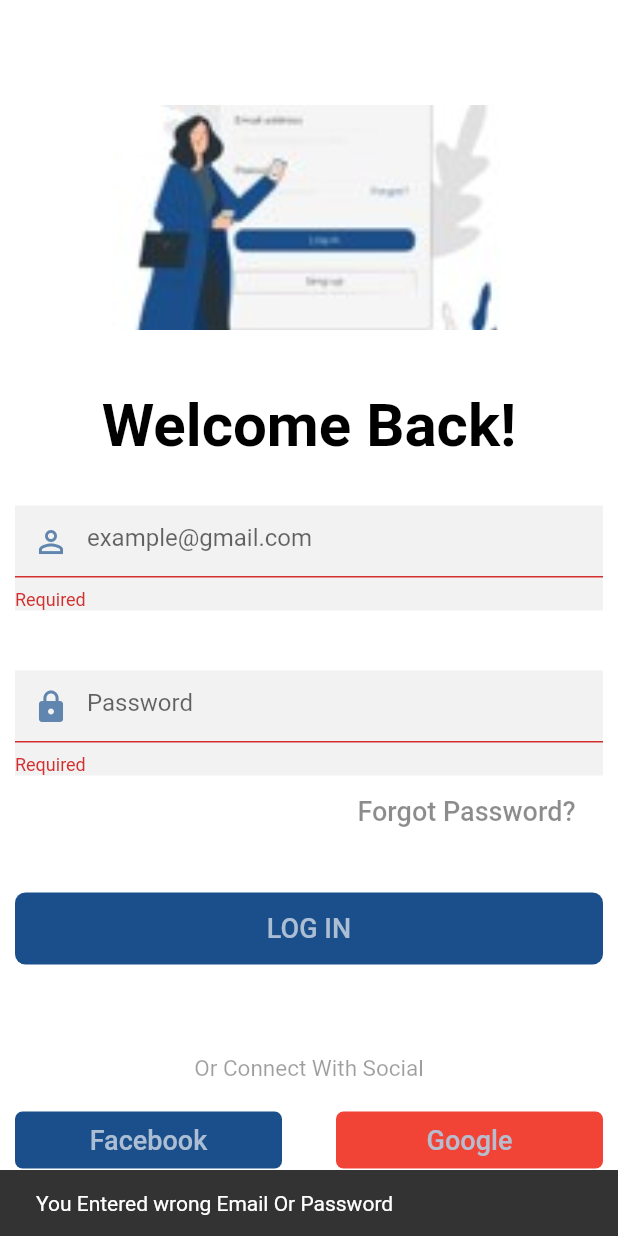
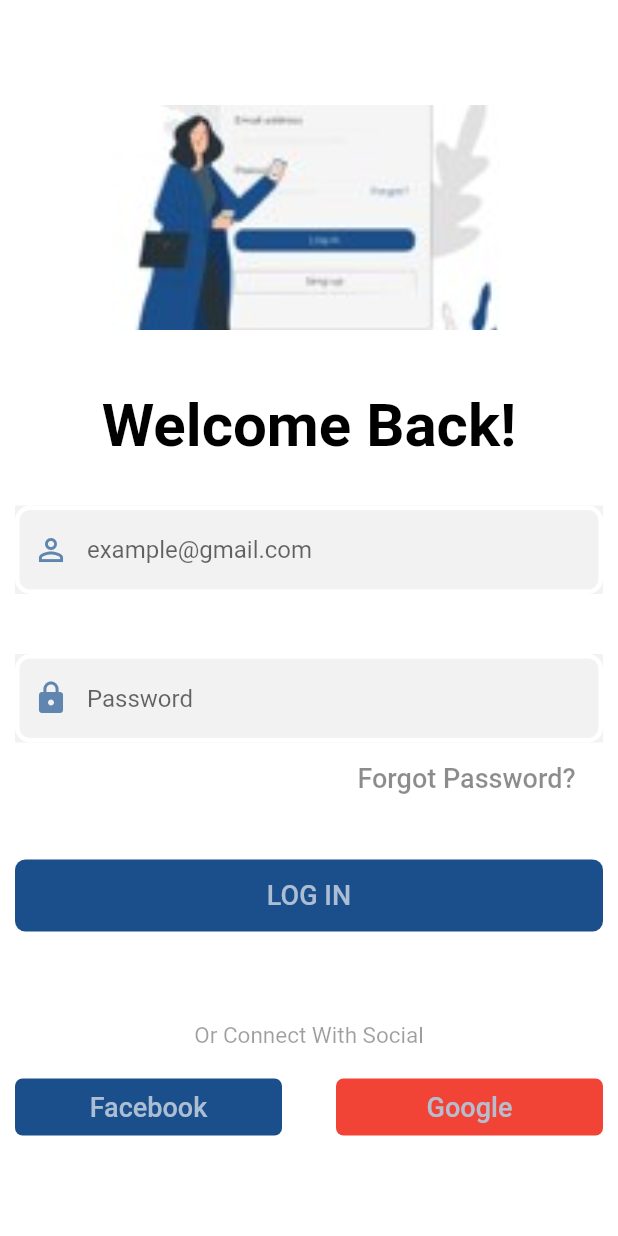
Before and after one commit to AsifNinjaWeavers/Assesment-1, a Flutter app: the screen it shows after launch, after a tap on "LOG IN", on a phone screen of 412 x 824 dp. Run offline on Flutter 3.47's test engine with Material 2 defaults, Android fonts, the phone set to English and light mode, and no system bars; network calls fail.

Commit message:
updated FormField

```diff
--- /dev/null
+++ b/lib/SocialButton.dart
@@ -0,0 +1,33 @@
+// ignore_for_file: file_names, prefer_const_constructors_in_immutables, use_full_hex_values_for_flutter_colors
+
+import 'package:flutter/material.dart';
+
+class SocialButton extends StatelessWidget {
+  final String buttonName;
+  final int buttonColorCodeInteger;
+  SocialButton({
+    required this.buttonName,
+    required this.buttonColorCodeInteger,
+    Key? key,
+  }) : super(key: key);
+
+  @override
+  Widget build(BuildContext context) {
+    return Container(
+      height: 38,
+      width: 178,
+      decoration: BoxDecoration(
+        color: Color(buttonColorCodeInteger),
+        borderRadius: const BorderRadius.all(
+          Radius.circular(5),
+        ),
+      ),
+      child: TextButton(
+          onPressed: () {},
+          child: Text(
+            buttonName,
+            style: const TextStyle(color: Color(0xff1b3c4d8), fontSize: 18),
+          )),
+    );
+  }
+}
--- a/lib/forgetpage.dart
+++ b/lib/forgetpage.dart
@@ -96,7 +96,7 @@ class ForgetPage extends StatelessWidget {
                           Navigator.push(
                               context,
                               MaterialPageRoute(
-                                builder: (_) => LoginPage(),
+                                builder: (_) => const LoginPage(),
                               ));
                         },
                         child: const Text(
--- a/lib/home.dart
+++ b/lib/home.dart
@@ -1,6 +1,5 @@
 // ignore_for_file: must_be_immutable
 
-import 'package:asses1/forgetpage.dart';
 import 'package:asses1/loginpage.dart';
 import 'package:asses1/view.dart';
 import 'package:flutter/material.dart';
@@ -33,7 +32,7 @@ class Home extends StatelessWidget {
               Navigator.push(
                   context,
                   MaterialPageRoute(
-                    builder: (_) => LoginPage(),
+                    builder: (_) => const LoginPage(),
                   ));
             },
             icon: const Icon(
@@ -41,19 +40,6 @@ class Home extends StatelessWidget {
               color: Colors.black,
             ),
           ),
-          // IconButton(
-          //   onPressed: () {
-          //     Navigator.push(
-          //         context,
-          //         MaterialPageRoute(
-          //           builder: (_) => const ForgetPage(),
-          //         ));
-          //   },
-          //   icon: const Icon(
-          //     Icons.login,
-          //     color: Colors.black,
-          //   ),
-          // )
         ],
         // actions: [Text('data')],
       ),
--- a/lib/loginpage.dart
+++ b/lib/loginpage.dart
@@ -1,12 +1,12 @@
 // ignore_for_file: use_full_hex_values_for_flutter_colors
 
+import 'package:asses1/SocialButton.dart';
 import 'package:asses1/forgetpage.dart';
 import 'package:asses1/home.dart';
-import 'package:asses1/validator.dart';
 import 'package:flutter/material.dart';
 
 class LoginPage extends StatefulWidget {
-  LoginPage({super.key});
+  const LoginPage({super.key});
 
   @override
   State<LoginPage> createState() => _LoginPageState();
@@ -15,42 +15,10 @@ class LoginPage extends StatefulWidget {
 class _LoginPageState extends State<LoginPage> {
   GlobalKey<FormState> formkey = GlobalKey();
   bool isEmailCorrect = false;
-  Validator v = new Validator();
   TextEditingController emailtext = TextEditingController();
-
+  final SnackBar snackBarForLoginError =
+      const SnackBar(content: Text('You Entered wrong Email Or Password'));
   TextEditingController passtext = TextEditingController();
-  String validateEmail(value) {
-    if (value.length == 0) {
-      return "Required";
-    } else {
-      bool emailValid = RegExp(
-              r"^[a-zA-Z0-9.a-zA-Z0-9.!#$%&'*+-/=?^_`{|}~]+@[a-zA-Z0-9]+\.[a-zA-Z]+")
-          .hasMatch(value);
-      if (!emailValid) {
-        return "Please Enter Correct Email";
-      } else {
-        return '';
-      }
-    }
-  }
-
-  // bool validate() {
-  //   if (formkey.currentState!.validate()) {
-  //     return true;
-  //   }
-  //   return false;
-  // }
-
-  String validatePass(value) {
-    if (value.length == 0) {
-      return "Required";
-    } else if (value.length < 8) {
-      return "Password Should Be Minimum 8 Character";
-    } else {
-      return "";
-    }
-  }
-
   @override
   Widget build(BuildContext context) {
     return Scaffold(
@@ -96,20 +64,6 @@ class _LoginPageState extends State<LoginPage> {
                     ],
                   ),
                 ),
-
-                // InputField(
-                //   example: 'example@gmail.com',
-                //   icon: Icons.person_outline,
-                //   txt: emailtext,
-                // ),
-                // const SizedBox(
-                //   height: 40,
-                // ),
-                // InputField(
-                //   example: 'Password',
-                //   icon: Icons.lock,
-                //   txt: passtext,
-                // ),
                 Padding(
                   padding: const EdgeInsets.fromLTRB(210, 0, 0, 0),
                   child: TextButton(
@@ -138,12 +92,25 @@ class _LoginPageState extends State<LoginPage> {
                     ),
                   ),
                   child: TextButton(
+                    // onPressed: !formkey.currentState!.validate()
+                    //     ? null
+                    //     : () {
+                    //         checkloging(emailtext.text.toString(),
+                    //                 passtext.text.toString())
+                    //             ? Navigator.push(
+                    //                 context,
+                    //                 MaterialPageRoute(
+                    //                   builder: (_) => Home(
+                    //                     email: 'fake@email.com',
+                    //                   ),
+                    //                 ))
+                    //             : ScaffoldMessenger.of(context)
+                    //                 .showSnackBar(snackBarForLoginError);
+                    //       },
                     onPressed: () {
-                      // final snackBar = SnackBar(
-                      //   content: Text('Please Enter All The Field'),
-                      // );
-                      final snackBar1 = const SnackBar(
-                          content: Text('You Entered wrong Email Or Password'));
+                      !formkey.currentState!.validate()
+                          ? null
+                          : () {
                               checkloging(emailtext.text.toString(),
                                       passtext.text.toString())
                                   ? Navigator.push(
@@ -154,7 +121,8 @@ class _LoginPageState extends State<LoginPage> {
                                         ),
                                       ))
                                   : ScaffoldMessenger.of(context)
-                              .showSnackBar(snackBar1);
+                                      .showSnackBar(snackBarForLoginError);
+                            };
                     },
                     child: const Text(
                       'LOG IN',
@@ -174,14 +142,14 @@ class _LoginPageState extends State<LoginPage> {
                 ),
                 Row(
                   mainAxisAlignment: MainAxisAlignment.spaceBetween,
-                  children: const [
+                  children: [
                     SocialButton(
-                      text: 'Facebook',
-                      col: 0xff1a4f8b,
+                      buttonName: 'Facebook',
+                      buttonColorCodeInteger: 0xff1a4f8b,
                     ),
                     SocialButton(
-                      text: 'Google',
-                      col: 0xfff14436,
+                      buttonName: 'Google',
+                      buttonColorCodeInteger: 0xfff14436,
                     ),
                   ],
                 )
@@ -192,16 +160,19 @@ class _LoginPageState extends State<LoginPage> {
   }
 
   Container textField(
-    TextEditingController txt,
-    String example,
-    IconData icon,
-    validateEmail,
+    TextEditingController textController,
+    String hintString,
+    IconData iconForPrefixIcon,
+    Function(String) validateEmail,
   ) {
     return Container(
       color: const Color(0xff1f1f1f1),
       child: TextFormField(
-        controller: txt,
-        validator: validateEmail,
+        controller: textController,
+        validator: (v) {
+          validateEmail(v!);
+          return null;
+        },
         style: const TextStyle(color: Color(0xff6085ae)),
         decoration: InputDecoration(
             enabledBorder: OutlineInputBorder(
@@ -214,46 +185,16 @@ class _LoginPageState extends State<LoginPage> {
               borderRadius: BorderRadius.circular(10),
               borderSide: const BorderSide(color: Color(0xff6085ae), width: 3),
             ),
-            hintText: example,
+            hintText: hintString,
 
             // hintStyle: hintStylecolor:Color(0xff1406c9e),
             prefixIcon: Icon(
-              icon,
+              iconForPrefixIcon,
               color: const Color(0xff6085ae),
             ),
             // fillColor: Colors.yellow,
             hoverColor: Colors.black),
       ),
-    );
-  }
-}
-
-class SocialButton extends StatelessWidget {
-  final String text;
-  final int col;
-  const SocialButton({
-    required this.text,
-    required this.col,
-    Key? key,
-  }) : super(key: key);
-
-  @override
-  Widget build(BuildContext context) {
-    return Container(
-      height: 38,
-      width: 178,
-      decoration: BoxDecoration(
-        color: Color(col),
-        borderRadius: const BorderRadius.all(
-          Radius.circular(5),
-        ),
-      ),
-      child: TextButton(
-          onPressed: () {},
-          child: Text(
-            text,
-            style: const TextStyle(color: Color(0xff1b3c4d8), fontSize: 18),
-          )),
     );
   }
 }
@@ -269,48 +210,27 @@ bool checkloging(String tx1, String tx2) {
   return false;
 }
 
-// class InputField extends StatelessWidget {
-//   // final String lebel;
-//   final TextEditingController txt;
-//   final String example;
-//   final IconData icon;
+String validateEmail(String value) {
+  if (value.isEmpty) {
+    return "Required";
+  } else {
+    bool emailValid = RegExp(
+            r"^[a-zA-Z0-9.a-zA-Z0-9.!#$%&'*+-/=?^_`{|}~]+@[a-zA-Z0-9]+\.[a-zA-Z]+")
+        .hasMatch(value);
+    if (!emailValid) {
+      return "Please Enter Correct Email";
+    } else {
+      return '';
+    }
+  }
+}
 
-//   const InputField({
-//     required this.txt,
-//     required this.example,
-//     required this.icon,
-//     // required this.lebel,
-//     Key? key,
-//   }) : super(key: key);
-
-//   @override
-//   Widget build(BuildContext context) {
-//     return Container(
-//       color: const Color(0xff1f1f1f1),
-//       child: TextField(
-//         controller: txt,
-//         style: const TextStyle(color: Color(0xff6085ae)),
-//         decoration: InputDecoration(
-//             enabledBorder: OutlineInputBorder(
-//               borderRadius: BorderRadius.circular(10),
-//               borderSide: const BorderSide(
-//                   color: Color.fromARGB(255, 255, 255, 255), width: 3),
-//             ),
-//             // labelText: lebel,
-//             focusedBorder: OutlineInputBorder(
-//               borderRadius: BorderRadius.circular(10),
-//               borderSide: const BorderSide(color: Color(0xff6085ae), width: 3),
-//             ),
-//             hintText: example,
-
-//             // hintStyle: hintStylecolor:Color(0xff1406c9e),
-//             prefixIcon: Icon(
-//               icon,
-//               color: const Color(0xff6085ae),
-//             ),
-//             // fillColor: Colors.yellow,
-//             hoverColor: Colors.black),
-//       ),
-//     );
-//   }
-// }
+String validatePass(value) {
+  if (value.length == 0) {
+    return "Required";
+  } else if (value.length < 8) {
+    return "Password Should Be Minimum 8 Character";
+  } else {
+    return "";
+  }
+}
--- a/lib/main.dart
+++ b/lib/main.dart
@@ -1,4 +1,3 @@
-import 'package:asses1/api.dart';
 import 'package:asses1/loginpage.dart';
 import 'package:flutter/material.dart';
 
@@ -29,23 +28,9 @@ class MyHomePage extends StatefulWidget {
 }
 
 class _MyHomePageState extends State<MyHomePage> {
-  // ignore: unused_field
-  int _counter = 0;
-  final Api api = Api();
-  void _incrementCounter() {}
-  @override
-  void initState() {
-    super.initState();
-    callApi();
-  }
-
-  callApi() async {
-    await api.getData();
-  }
-
   @override
   Widget build(BuildContext context) {
-    return Scaffold(
+    return const Scaffold(
       body: LoginPage(),
     );
   }
--- a/lib/user.dart
+++ b/lib/user.dart
@@ -1,3 +1,5 @@
+// ignore_for_file: non_constant_identifier_names
+
 class User {
   final String id;
   final String email;
--- a/lib/validator.dart
+++ /dev/null
@@ -1,7 +0,0 @@
-class Validator {
-  RegExp _isEmail = new RegExp(r"^[a-z0-9@]");
-
-  bool checlemail(String str) {
-    return _isEmail.hasMatch(str);
-  }
-}
```
Lines whose indentation alone changed are shown as unchanged.
